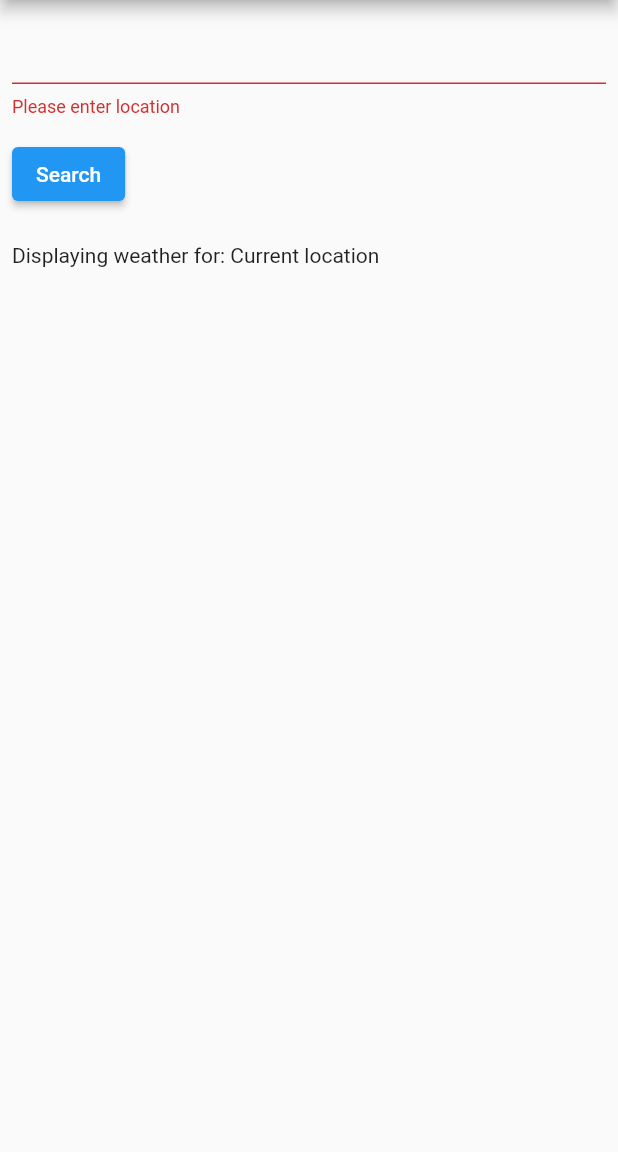
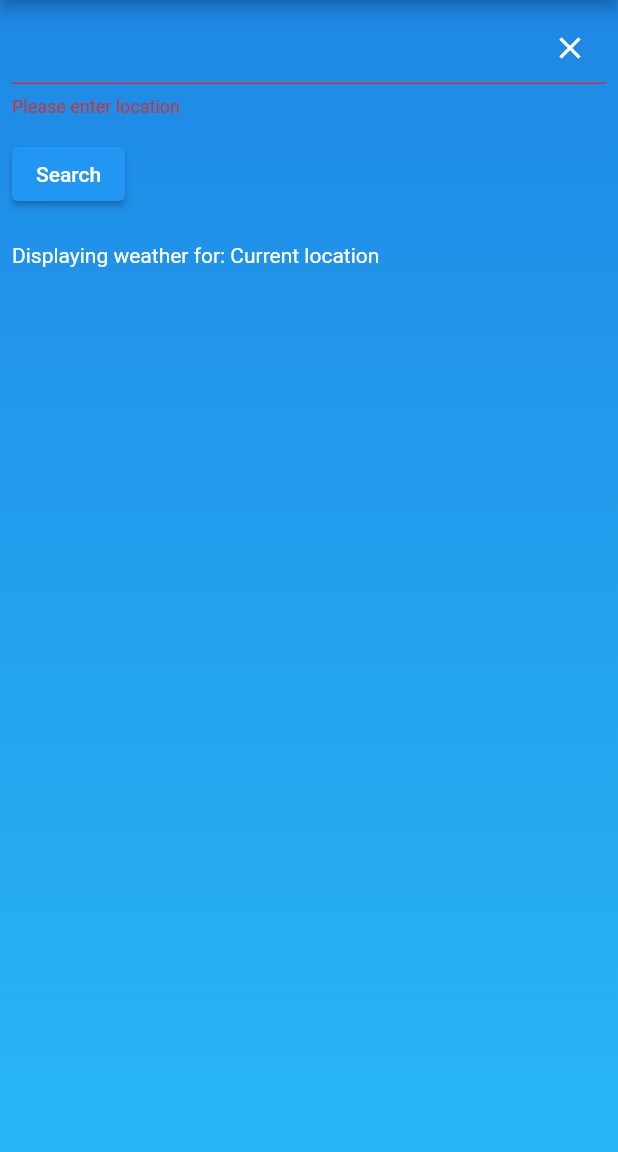
Before and after one commit to AndreaBaraldi99/weather_forecast_flutter, a Flutter app: the screen it shows after launch, after a tap on "Search", on a phone screen of 412 x 824 dp, the part 84-1236 px from its top. Run offline on Flutter 3.47's test engine with Material 2 defaults, Android fonts, the phone set to English and light mode, and no system bars; our stand-ins replace geolocator, google_maps_flutter.

Commit message:
Application colors e minor QoL improvements

```diff
--- a/lib/main.dart
+++ b/lib/main.dart
@@ -22,8 +22,19 @@ class MyApp extends StatelessWidget {
         primarySwatch: Colors.blue,
       ),
       home: Scaffold(
+        resizeToAvoidBottomInset: false,
         appBar: AppBar(title: const Text('Weather Forecast ☀️')),
-        body: ListView(
+        body: Center(
+          child: Container(
+            decoration: BoxDecoration(
+                gradient: LinearGradient(
+                    begin: Alignment.topCenter,
+                    end: Alignment.bottomCenter,
+                    colors: [
+                  (Colors.blue[600])!,
+                  (Colors.lightBlue[400])!,
+                ])),
+            child: ListView(
               physics: const NeverScrollableScrollPhysics(),
               children: const [
                 MyCustomForm(),
@@ -33,6 +44,8 @@ class MyApp extends StatelessWidget {
               ],
             ),
           ),
+        ),
+      ),
       debugShowCheckedModeBanner: false,
     );
   }
--- a/lib/views/form.dart
+++ b/lib/views/form.dart
@@ -38,6 +38,22 @@ class MyCustomFormState extends State<MyCustomForm> {
           crossAxisAlignment: CrossAxisAlignment.start,
           children: [
             TextFormField(
+              style: const TextStyle(color: Colors.white),
+              decoration: InputDecoration(
+                enabledBorder: UnderlineInputBorder(
+                  borderSide: BorderSide(color: Colors.cyan[100]!),
+                ),
+                focusedBorder: UnderlineInputBorder(
+                  borderSide: BorderSide(color: Colors.cyan[100]!),
+                ),
+                suffixIcon: IconButton(
+                  onPressed: cityController.clear,
+                  icon: const Icon(
+                    Icons.clear,
+                    color: Colors.white,
+                  ),
+                ),
+              ),
               controller: cityController,
               // The validator receives the text that the user has entered.
               validator: (value) {
@@ -56,7 +72,10 @@ class MyCustomFormState extends State<MyCustomForm> {
                     // If the form is valid, display a snackbar. In the real world,
                     // you'd often call a server or save the information in a database.
                     ScaffoldMessenger.of(context).showSnackBar(
-                      const SnackBar(content: Text('Searching...')),
+                      const SnackBar(
+                        content: Text('Searching...'),
+                        duration: Duration(seconds: 2),
+                      ),
                     );
                     globals.notify.value = cityController.text;
                     FocusManager.instance.primaryFocus?.unfocus();
--- a/lib/views/location_label.dart
+++ b/lib/views/location_label.dart
@@ -35,7 +35,10 @@ class _LocationLabelState extends State<LocationLabel> {
   Widget build(BuildContext context) {
     return Container(
       padding: const EdgeInsets.all(8),
-      child: Text('Displaying weather for: ${location.capitalize()}'),
+      child: Text(
+        'Displaying weather for: ${location.capitalize()}',
+        style: const TextStyle(color: Colors.white),
+      ),
     );
   }
 }
--- a/lib/views/map_page.dart
+++ b/lib/views/map_page.dart
@@ -60,26 +60,43 @@ class MapSampleState extends State<MapSample> {
     });
   }
 
-/*
-  static final CameraPosition _kGooglePlex = CameraPosition(
-    target: LatLng(37.42796133580664, -122.085749655962),
-    zoom: 14.4746,
-  );
-*/
+  resetPosition() async {
+    GoogleMapController controller = await _controller.future;
+    controller.animateCamera(CameraUpdate.newCameraPosition(
+        CameraPosition(target: LatLng(latitude, longitude), zoom: 13)));
+  }
+
   @override
   Widget build(BuildContext context) {
-    return Container(
-      padding: const EdgeInsets.all(10),
-      height: 250,
-      child: Visibility(
+    return Visibility(
       visible: isLoaded,
-        child: GoogleMap(
+      child: Container(
+        margin: const EdgeInsets.all(12),
+        height: 210,
+        decoration: BoxDecoration(
+          border: Border.all(color: (Colors.white), width: 5),
+          borderRadius: const BorderRadius.all(Radius.circular(10)),
+        ),
+        child: Stack(children: [
+          GoogleMap(
               mapType: MapType.normal,
               initialCameraPosition: _kGooglePlex,
               onMapCreated: (GoogleMapController controller) {
                 _controller.complete(controller);
               },
               markers: markers),
+          Align(
+            alignment: Alignment.bottomLeft,
+            child: FloatingActionButton.small(
+              onPressed: () {
+                setState(() {
+                  resetPosition();
+                });
+              },
+              child: const Icon(Icons.location_searching),
+            ),
+          )
+        ]),
       ),
     );
   }
```
Also changed, not shown: lib/views/home_page.dart (+20 -7 lines), lib/weather_forecast_lib/daily.dart (+65 -5 lines). Lines whose indentation alone changed are shown as unchanged.
